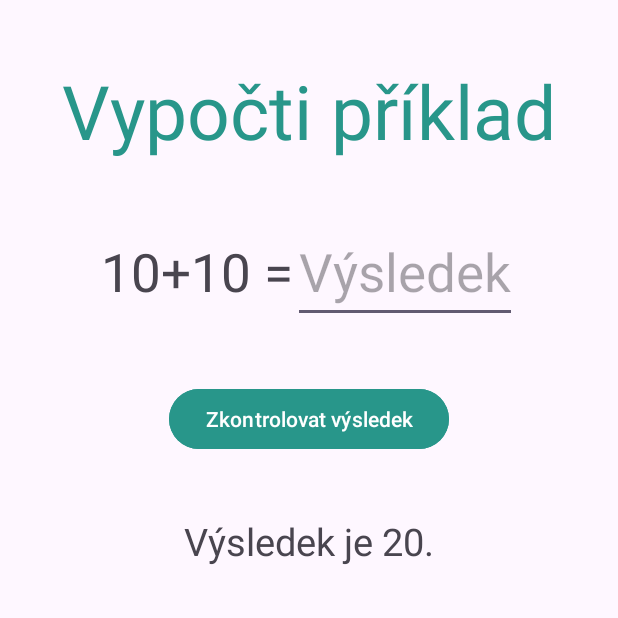
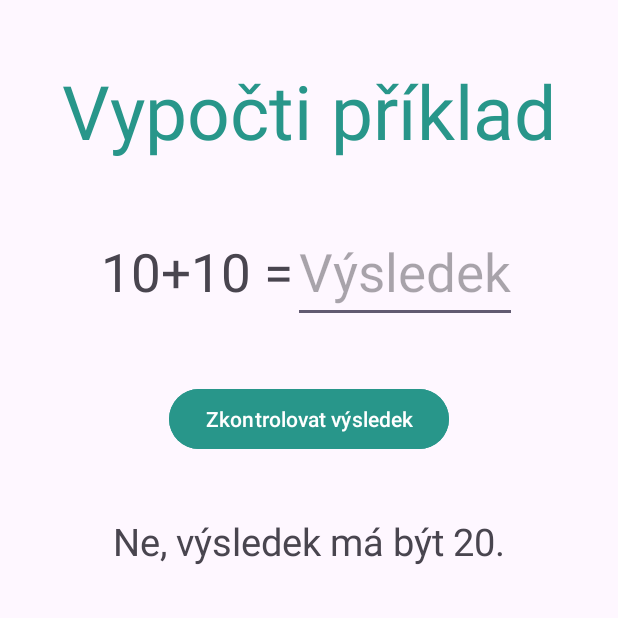
Before and after one commit to gjanova/github-gj-pma-2024, an Android app: the screen it shows after launch (MainActivity), after a tap on "Zkontrolovat výsledek", on a phone screen of 412 x 824 dp, the top half of it. Run offline under Robolectric (Android 15) with nearby library versions, the phone set to English and light mode, and no system bars.

Commit message:
#2 dokončení projektu

```diff
--- a/MyApp02MyOwnLinearLayout/app/src/main/java/com/example/myapp02myownlinearlayout/MainActivity.kt
+++ b/MyApp02MyOwnLinearLayout/app/src/main/java/com/example/myapp02myownlinearlayout/MainActivity.kt
@@ -26,11 +26,18 @@ class MainActivity : AppCompatActivity() {
         val btnSend = findViewById<Button>(R.id.btnSend)
         val tvVysledek = findViewById<TextView>(R.id.tvVysledek)
 
-                btnSend.setOnClickListener {
+        btnSend.setOnClickListener {
             val vysledek = etVysledek.text.toString()
+
+            // Kontrola správnosti výsledku
+            if (vysledek == "20") {
+                tvVysledek.text = "Ano, výsledek je správně."
+            } else {
+                tvVysledek.text = "Ne, výsledek má být 20."
+            }
         }
-        val formattedText = "Výsledek je 20."
-        tvVysledek.text = formattedText
 
     }
-}
+
+
+    }
```
